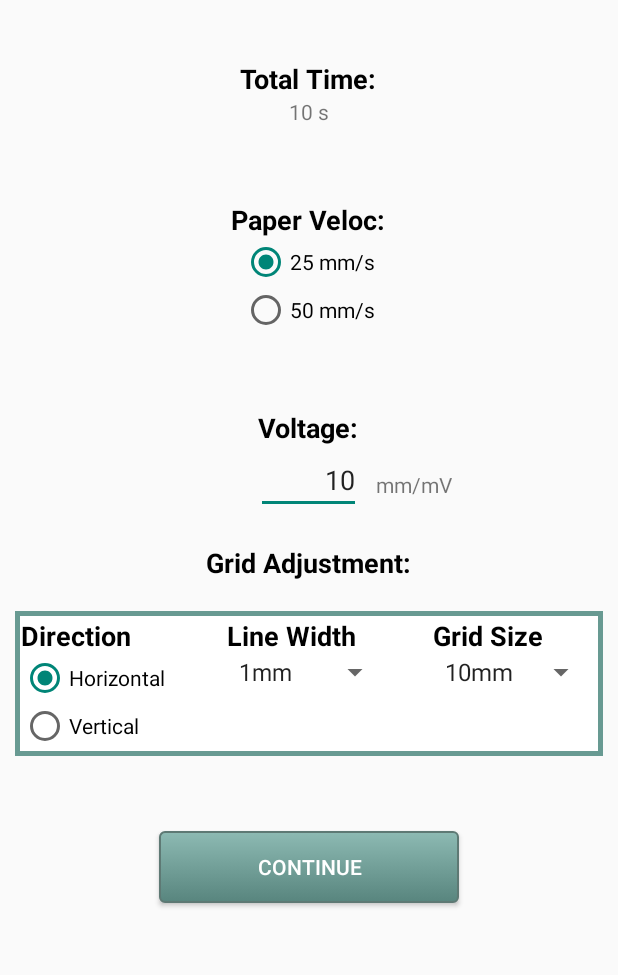
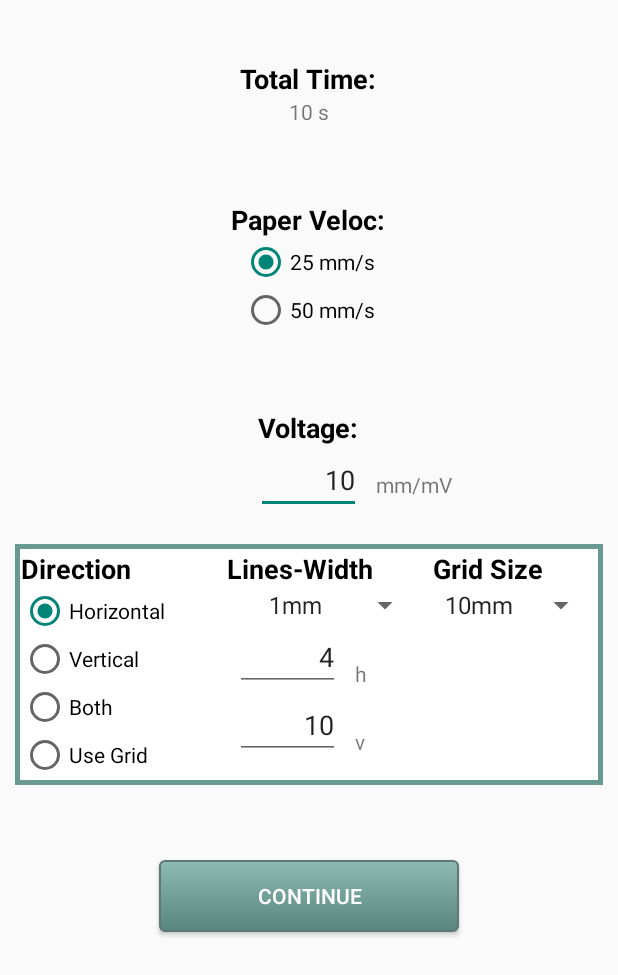
Before and after one commit to adrixp/MyApp, an Android app: the OptionGrid screen opened directly, with no data from a screen before it, on a phone screen of 412 x 824 dp. Shown: the top 975 px of the screen. Run offline under Robolectric (Android 15) with nearby library versions, the phone set to English and light mode, and no system bars.

Commit message:
More optionable Grid
More optionable Grid

```diff
--- a/app/src/main/java/tfg/com/myapp/DrawLines.java
+++ b/app/src/main/java/tfg/com/myapp/DrawLines.java
@@ -71,9 +71,17 @@ public class DrawLines extends View {
 
         String dataSet = readFile();
         String direction = "";
+        int numVert = 10;
+        int numHoriz = 5;
 
         if(dataSet != null && dataSet != ""){
             String settingsParts [] = dataSet.split("\n");
+
+            String numlines = settingsParts[settingsParts.length-5].split(" ")[2];
+            numVert = Integer.parseInt(numlines.split("/")[1]) + 3;
+            numHoriz = Integer.parseInt(numlines.split("/")[0]) + 1;
+
+            Log.i(TAG, "Traza y: " + numHoriz + "h " + numVert + "v");
 
             direction = settingsParts[settingsParts.length-4].split(" ")[2];
             String widthLine = settingsParts[settingsParts.length-3].split(" ")[2].split("m")[0];
@@ -84,44 +92,46 @@ public class DrawLines extends View {
             height = Integer.parseInt(WyH[1]);
             width = Integer.parseInt(WyH[0]);
 
-            /*
-
-             String gridSettWyH [] = settingsParts[settingsParts.length-1].split(" ")[2].split("x");
+            String gridSettWyH [] = settingsParts[settingsParts.length-1].split(" ")[2].split("x");
             numPxH = Integer.parseInt(gridSettWyH[1]);
             numPxW = Integer.parseInt(gridSettWyH[0]);
 
-            Log.i(TAG, "Entra y: " + width + "x" + height + "rej: " + numPxW + "x" + numPxH);*/
+            Log.i(TAG, "Entra y: " + width + "x" + height + "rej: " + numPxW + "x" + numPxH);
         }
 
         if(direction.equals("Vertical")){
-            for (int i = canvas.getWidth()/10; i <= canvas.getWidth(); i = i + canvas.getWidth()/10){
+            Log.i(TAG, "Traza y: V");
+            for (int i = canvas.getWidth()/numVert; i <= canvas.getWidth(); i = i + canvas.getWidth()/numVert){
                 canvas.drawLine(i, 0, i, canvas.getHeight(), paint);
-                Log.i(TAG, "xxxxv: " + i);
+            }
+        }else if (direction.equals("Horizontal")){
+            Log.i(TAG, "Traza y: H");
+            for (int i = canvas.getHeight()/numHoriz; i <= canvas.getHeight(); i = i + canvas.getHeight()/numHoriz){
+                canvas.drawLine(0, i, canvas.getWidth(), i, paint);
+            }
+        }else if(direction.equals("Both")){
+            Log.i(TAG, "Traza y: Both");
+            for (int i = canvas.getWidth()/numVert; i <= canvas.getWidth(); i = i + canvas.getWidth()/numVert){
+                canvas.drawLine(i, 0, i, canvas.getHeight(), paint);
+            }
+            for (int i = canvas.getHeight()/numHoriz; i <= canvas.getHeight(); i = i + canvas.getHeight()/numHoriz){
+                canvas.drawLine(0, i, canvas.getWidth(), i, paint);
             }
         }else{
-            for (int i = canvas.getHeight()/5; i <= canvas.getHeight(); i = i + canvas.getHeight()/5){
-                canvas.drawLine(0, i, canvas.getWidth(), i, paint);
-                Log.i(TAG, "xxxxh: " + i);
-            }
-        }
-
-
-        /*
-         //Lineas Horiz
+            Log.i(TAG, "Traza y: Rejilla");
+            //Lineas Horiz
             //                1ºigual      3ºigual
             //ancho:1440 px  alto: 1080 px
             for (int i = 0; i <= width/numPxW; i++){
                 canvas.drawLine(i*numPxW, 0, i*numPxW, height, paint);
             }
-
-
-          //Lineas Verticales
+            //Lineas Verticales
             //             2ºigual  4ºigual
             //ancho:1440 px  alto: 1080 px
             for (int i = 0; i <= height/numPxH; i++){
                 canvas.drawLine(0, i*numPxH, width, i*numPxH, paint);
             }
+        }
 
-         */
     }
 }
--- a/app/src/main/java/tfg/com/myapp/OptionGrid.java
+++ b/app/src/main/java/tfg/com/myapp/OptionGrid.java
@@ -33,6 +33,8 @@ public class OptionGrid extends Activity {
     private Spinner spinnerLines;
     private static final String TAG = "TFG:OptionGrid";
     EditText mEditext;
+    EditText vEditext;
+    EditText hEditext;
 
     @Override
     protected void onCreate(Bundle savedInstanceState) {
@@ -41,6 +43,12 @@ public class OptionGrid extends Activity {
 
         mEditext = (EditText)findViewById(R.id.editText);
         mEditext.setText("10");
+
+        hEditext = (EditText)findViewById(R.id.editTextHoriz);
+        hEditext.setText("4");
+
+        vEditext = (EditText)findViewById(R.id.editTextVert);
+        vEditext.setText("10");
 
         spinnerGrid = (Spinner) findViewById(R.id.grid_spinner);
         // Create an ArrayAdapter using the string array and a default spinner layout
@@ -66,6 +74,8 @@ public class OptionGrid extends Activity {
     public void onResume() {
         super.onResume();
         mEditext.setInputType(InputType.TYPE_CLASS_NUMBER);
+        vEditext.setInputType(InputType.TYPE_CLASS_NUMBER);
+        hEditext.setInputType(InputType.TYPE_CLASS_NUMBER);
 
     }
 
@@ -73,11 +83,14 @@ public class OptionGrid extends Activity {
         float min = 5;
         float max = 20;
 
-        mEditext = (EditText)findViewById(R.id.editText);
         String textFromEd = mEditext.getText().toString();
+        String textNumberLH = hEditext.getText().toString();
+        String textNumberLV = vEditext.getText().toString();
 
         RadioButton rb = (RadioButton) findViewById(R.id.radioButton);
         RadioButton rbDir = (RadioButton) findViewById(R.id.radioButtonHoriz);
+        RadioButton rbDirB = (RadioButton) findViewById(R.id.radioButtonBoth);
+        RadioButton rbDirG = (RadioButton) findViewById(R.id.radioButtonGrid);
 
         if(textFromEd.equals("")) {
             Toast.makeText(OptionGrid.this, getString(R.string.MustIntro), Toast.LENGTH_LONG).show();
@@ -105,6 +118,10 @@ public class OptionGrid extends Activity {
 
             if(rbDir.isChecked()){
                 direccion = "Horizontal";
+            }else if (rbDirB.isChecked()){
+                direccion = "Both";
+            }else if (rbDirG.isChecked()){
+                direccion = "Grid";
             }else{
                 direccion = "Vertical";
             }
@@ -145,6 +162,7 @@ public class OptionGrid extends Activity {
             String dataSet = "Datos para ECG:\n"
                     + "Velocidad papel: " + mmSeg + "mm/s \n"
                     + "Voltaje: " + textFromEd + "mm/mV \n"
+                    + "Lineas Numero(h/v): " + textNumberLH + "/" + textNumberLV + "\n"
                     + "Lineas Direccion: " + direccion  + "\n"
                     + "Lineas grosor: " + spinnerLineText + "\n"
                     + "Tamaño: " + width + "x" + height + "\n"
@@ -162,6 +180,8 @@ public class OptionGrid extends Activity {
             }
             Intent i = new Intent(this, GridActivityCamOpBeta.class);
             mEditext.setInputType(InputType.TYPE_NULL);
+            hEditext.setInputType(InputType.TYPE_NULL);
+            vEditext.setInputType(InputType.TYPE_NULL);
             startActivity(i);
         }else{
             Toast.makeText(OptionGrid.this, getString(R.string.NotInRangeVolt), Toast.LENGTH_LONG).show();
--- a/app/src/main/res/layout/grid_options.xml
+++ b/app/src/main/res/layout/grid_options.xml
@@ -97,26 +97,13 @@
         android:layout_toRightOf="@+id/editText"
         android:layout_toEndOf="@+id/editText" />
 
-    <TextView
-        android:layout_width="wrap_content"
-        android:layout_height="wrap_content"
-        android:textAppearance="?android:attr/textAppearanceMedium"
-        android:text="@string/gridAdj"
-        android:id="@+id/textView8"
-        android:layout_below="@+id/editText"
-        android:layout_marginTop="20dp"
-        android:textStyle="bold"
-        android:textColor="#000000"
-        android:layout_gravity="center_horizontal"
-        android:layout_centerHorizontal="true" />
-
     <RelativeLayout
         android:id="@+id/linearLinesAdjust"
         android:layout_marginTop="20dp"
         android:orientation="horizontal"
         android:layout_width="match_parent"
         android:layout_height="wrap_content"
-        android:layout_below="@+id/textView8"
+        android:layout_below="@+id/editText"
         android:background="@drawable/gridop_foto_border_green"
         android:padding="4dp">
 
@@ -150,6 +137,18 @@
                     android:layout_height="wrap_content"
                     android:text="@string/vertical"
                     android:id="@+id/radioButtonVert" />
+
+                <RadioButton
+                    android:layout_width="wrap_content"
+                    android:layout_height="wrap_content"
+                    android:text="@string/both"
+                    android:id="@+id/radioButtonBoth" />
+
+                <RadioButton
+                    android:layout_width="wrap_content"
+                    android:layout_height="wrap_content"
+                    android:text="@string/grid"
+                    android:id="@+id/radioButtonGrid" />
             </RadioGroup>
         </LinearLayout>
 
@@ -164,6 +163,7 @@
                 android:layout_height="wrap_content"
                 android:textAppearance="?android:attr/textAppearanceMedium"
                 android:text="@string/lineSzSizeOp"
+                android:layout_marginStart="20dp"
                 android:id="@+id/textView7"
                 android:textStyle="bold"
                 android:textColor="#000000" />
@@ -171,7 +171,66 @@
             <Spinner
                 android:id="@+id/lineWidth_spinner"
                 android:layout_width="wrap_content"
+                android:layout_marginStart="40dp"
                 android:layout_height="wrap_content"/>
+            <LinearLayout
+                android:orientation="horizontal"
+                android:layout_width="wrap_content"
+                android:layout_height="wrap_content">
+                <EditText
+                    android:layout_width="70sp"
+                    android:layout_height="wrap_content"
+                    android:inputType="number"
+                    android:ems="10"
+                    android:hint="@string/four"
+                    android:gravity="end"
+                    android:id="@+id/editTextHoriz"
+                    android:layout_marginStart="25dp"
+                    android:layout_below="@+id/textView4"
+                    android:layout_centerHorizontal="true" />
+
+                <TextView
+                    android:layout_width="wrap_content"
+                    android:layout_height="wrap_content"
+                    android:textAppearance="?android:attr/textAppearanceSmall"
+                    android:text="@string/h"
+                    android:id="@+id/textView9"
+                    android:layout_margin="10dp"
+                    android:layout_marginBottom="10dp"
+                    android:layout_alignBottom="@+id/editTextHoriz"
+                    android:layout_toRightOf="@+id/editTextHoriz"
+                    android:layout_toEndOf="@+id/editTextHoriz" />
+            </LinearLayout>
+
+            <LinearLayout
+                android:orientation="horizontal"
+                android:layout_width="wrap_content"
+                android:layout_height="wrap_content">
+                <EditText
+                    android:layout_width="70sp"
+                    android:layout_height="wrap_content"
+                    android:inputType="number"
+                    android:ems="10"
+                    android:hint="@string/ten"
+                    android:gravity="end"
+                    android:id="@+id/editTextVert"
+                    android:layout_marginStart="25dp"
+                    android:layout_below="@+id/textView4"
+                    android:layout_centerHorizontal="true" />
+
+                <TextView
+                    android:layout_width="wrap_content"
+                    android:layout_height="wrap_content"
+                    android:textAppearance="?android:attr/textAppearanceSmall"
+                    android:text="@string/v"
+                    android:id="@+id/textView10"
+                    android:layout_margin="10dp"
+                    android:layout_marginBottom="10dp"
+                    android:layout_alignBottom="@+id/editTextHoriz"
+                    android:layout_toRightOf="@+id/editTextHoriz"
+                    android:layout_toEndOf="@+id/editTextHoriz" />
+            </LinearLayout>
+
         </LinearLayout>
 
         <LinearLayout
--- a/app/src/main/res/values/strings.xml
+++ b/app/src/main/res/values/strings.xml
@@ -50,7 +50,10 @@
     <string name="veinticincoS">25 mm/s</string>
     <string name="CincuentaS">50 mm/s</string>
     <string name="milisV">  mm/mV</string>
-    <string name="ten">  10</string>
+    <string name="ten"> 10</string>
+    <string name="four"> 4</string>
+    <string name="h">h</string>
+    <string name="v">v</string>
 
     <string name="TotalTime">Total Time:</string>
     <string name="VelocPaper">Paper Veloc:</string>
@@ -94,10 +97,11 @@
     <string name="proccesOrnotTitleDer">Image cropped!</string>
     <string name="proccesOrnotDer">Would you like to see it?</string>
 
-    <string name="gridAdj">Grid Adjustment:</string>
+    <string name="grid">Use Grid</string>
+    <string name="both">Both</string>
     <string name="direction">Direction</string>
     <string name="horizontal">Horizontal</string>
     <string name="vertical">Vertical</string>
     <string name="gridSizeOp">Grid Size</string>
-    <string name="lineSzSizeOp">Line Width</string>
+    <string name="lineSzSizeOp">Lines-Width</string>
 </resources>
```
Also changed, not shown: 1 other file.
